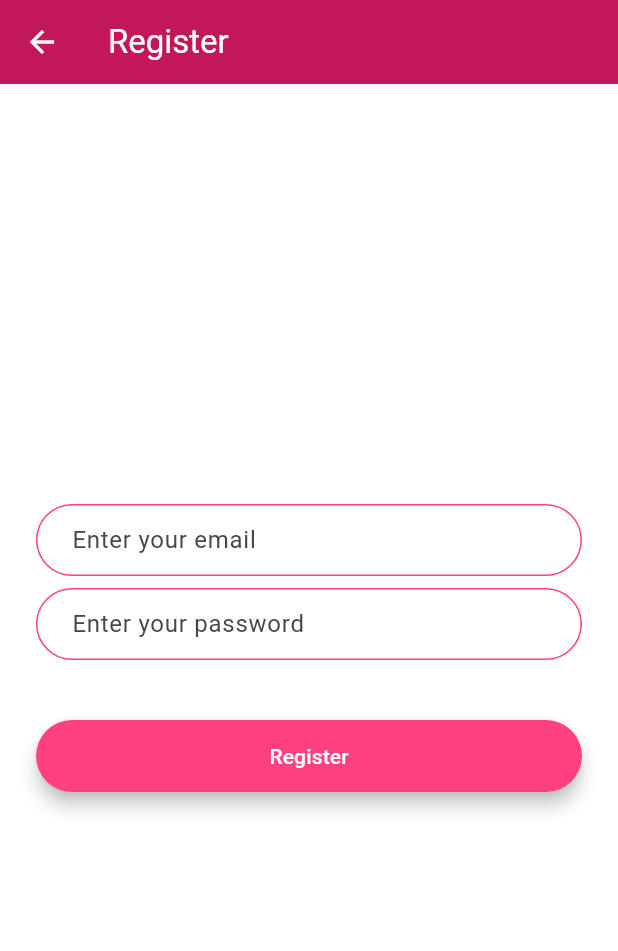
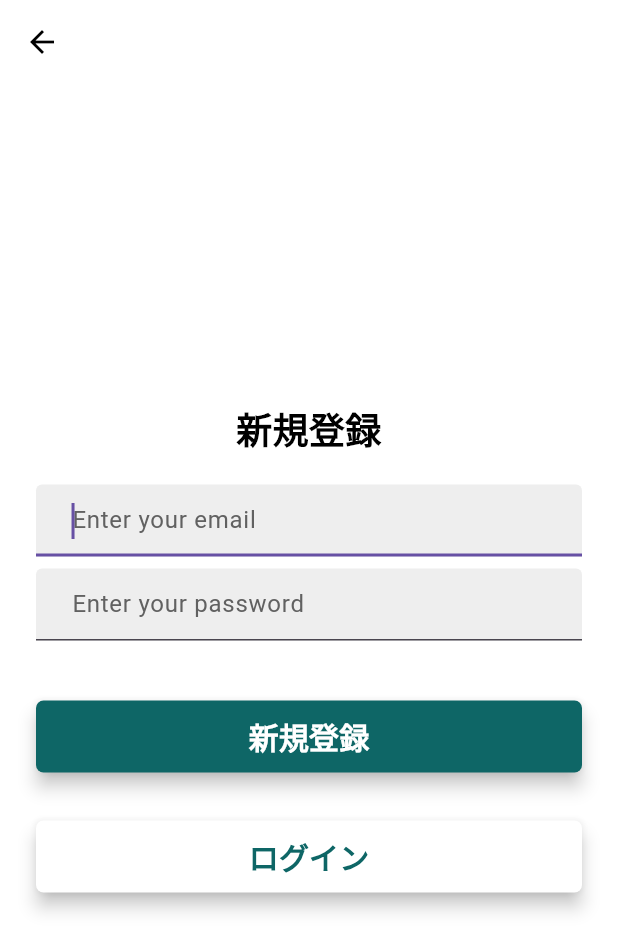
Before and after one commit to Go-yahinaichita/ditto-front-mobile, a Flutter app: the RegisterScreen screen opened by its route, on a phone screen of 412 x 824 dp. Shown: the top 951 px of the screen. Run offline on Flutter 3.47's test engine with Material 3 defaults, Android fonts, the light colour scheme and no system bars.

Commit message:
画面のデザイン更新

```diff
--- a/lib/screens/register_screen.dart
+++ b/lib/screens/register_screen.dart
@@ -1,4 +1,5 @@
 import 'package:flutter/material.dart';
+import 'package:pjt_ditto_front/screens/login_screen.dart';
 import 'chat_screen.dart';
 
 class RegisterScreen extends StatefulWidget {
@@ -6,28 +7,25 @@ class RegisterScreen extends StatefulWidget {
 
   const RegisterScreen({super.key});
   @override
-  _RegisterScreenState createState() => _RegisterScreenState();
+  RegisterScreenState createState() => RegisterScreenState();
 }
 
-class _RegisterScreenState extends State<RegisterScreen> {
+class RegisterScreenState extends State<RegisterScreen> {
+  final Color mainColor = Color(0xff0e6666);
+
   @override
   Widget build(BuildContext context) {
     return Scaffold(
       backgroundColor: Colors.white,
       appBar: AppBar(
-        backgroundColor: Colors.pink[700],
-        elevation: 0,
         leading: IconButton(
           icon: Icon(
             Icons.arrow_back,
-            color: Colors.white,
+            color: Colors.black,
           ),
           onPressed: () => Navigator.pop(context),
         ),
-        title: Text(
-          'Register',
-          style: TextStyle(color: Colors.white),
-        ),
+        backgroundColor: Colors.white,
       ),
       body: Padding(
         padding: EdgeInsets.symmetric(horizontal: 24),
@@ -37,47 +35,40 @@ class _RegisterScreenState extends State<RegisterScreen> {
             mainAxisAlignment: MainAxisAlignment.center,
             crossAxisAlignment: CrossAxisAlignment.stretch,
             children: <Widget>[
+              Text(
+                '新規登録',
+                textAlign: TextAlign.center,
+                style: TextStyle(
+                  fontSize: 24,
+                  color: Colors.black,
+                  fontWeight: FontWeight.bold,
+                ),
+              ),
+              SizedBox(
+                height: 20,
+              ),
               TextField(
                 decoration: InputDecoration(
+                  fillColor: Colors.grey[200],
+                  filled: true,
                   hintText: 'Enter your email',
+                  hintStyle: TextStyle(color: Colors.grey[700]),
                   contentPadding:
                       EdgeInsets.symmetric(vertical: 10, horizontal: 20),
-                  border: OutlineInputBorder(
-                    borderRadius: BorderRadius.all(Radius.circular(32)),
-                  ),
-                  enabledBorder: OutlineInputBorder(
-                    borderSide:
-                        BorderSide(color: Colors.pinkAccent, width: 1.0),
-                    borderRadius: BorderRadius.all(Radius.circular(32)),
-                  ),
-                  focusedBorder: OutlineInputBorder(
-                    borderSide:
-                        BorderSide(color: Colors.pinkAccent, width: 2.0),
-                    borderRadius: BorderRadius.all(Radius.circular(32)),
-                  ),
                 ),
+                autofocus: true,
               ),
               SizedBox(
                 height: 8,
               ),
               TextField(
                 decoration: InputDecoration(
+                  fillColor: Colors.grey[200],
+                  filled: true,
                   hintText: 'Enter your password',
+                  hintStyle: TextStyle(color: Colors.grey[700]),
                   contentPadding:
                       EdgeInsets.symmetric(vertical: 10, horizontal: 20),
-                  border: OutlineInputBorder(
-                    borderRadius: BorderRadius.all(Radius.circular(32)),
-                  ),
-                  enabledBorder: OutlineInputBorder(
-                    borderSide:
-                        BorderSide(color: Colors.pinkAccent, width: 1.0),
-                    borderRadius: BorderRadius.all(Radius.circular(32)),
-                  ),
-                  focusedBorder: OutlineInputBorder(
-                    borderSide:
-                        BorderSide(color: Colors.pinkAccent, width: 2.0),
-                    borderRadius: BorderRadius.all(Radius.circular(32)),
-                  ),
                 ),
               ),
               SizedBox(
@@ -87,8 +78,8 @@ class _RegisterScreenState extends State<RegisterScreen> {
                 padding: EdgeInsets.symmetric(vertical: 16.0),
                 child: Material(
                   elevation: 5.0,
-                  color: Colors.pinkAccent,
-                  borderRadius: BorderRadius.circular(30.0),
+                  color: mainColor,
+                  borderRadius: BorderRadius.circular(5),
                   child: MaterialButton(
                     onPressed: () {
                       Navigator.pushNamed(context, ChatScreen.id);
@@ -96,9 +87,34 @@ class _RegisterScreenState extends State<RegisterScreen> {
                     minWidth: 200.0,
                     height: 42.0,
                     child: Text(
-                      'Register',
+                      '新規登録',
                       style: TextStyle(
                         color: Colors.white,
+                        fontWeight: FontWeight.bold,
+                        fontSize: 20,
+                      ),
+                    ),
+                  ),
+                ),
+              ),
+              Padding(
+                padding: EdgeInsets.symmetric(vertical: 16.0),
+                child: Material(
+                  elevation: 5.0,
+                  color: Colors.white,
+                  borderRadius: BorderRadius.circular(5),
+                  child: MaterialButton(
+                    onPressed: () {
+                      Navigator.pushNamed(context, LoginScreen.id);
+                    },
+                    minWidth: 200.0,
+                    height: 42.0,
+                    child: Text(
+                      'ログイン',
+                      style: TextStyle(
+                        color: mainColor,
+                        fontWeight: FontWeight.bold,
+                        fontSize: 20,
                       ),
                     ),
                   ),
--- a/lib/screens/welcome_screen.dart
+++ b/lib/screens/welcome_screen.dart
@@ -1,5 +1,4 @@
 import 'package:flutter/material.dart';
-import 'package:animated_text_kit/animated_text_kit.dart';
 
 import 'login_screen.dart';
 import 'register_screen.dart';
@@ -10,10 +9,10 @@ class WelcomeScreen extends StatefulWidget {
   const WelcomeScreen({super.key});
 
   @override
-  _WelcomeScreenState createState() => _WelcomeScreenState();
+  WelcomeScreenState createState() => WelcomeScreenState();
 }
 
-class _WelcomeScreenState extends State<WelcomeScreen> {
+class WelcomeScreenState extends State<WelcomeScreen> {
   final Color mainColor = Color(0xff0e6666);
 
   @override
```
Also changed, not shown: lib/screens/chat_screen.dart (+8 -7 lines), lib/screens/login_screen.dart (+52 -38 lines).
